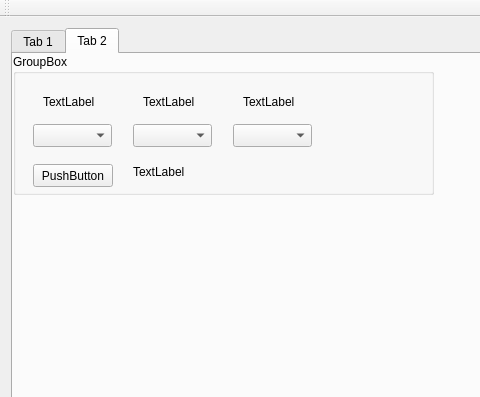
Before: the Qt Designer form hinai2_facebook_collaberative_filtering/mainwindow.ui in wildex999/hinai2_fb, drawn with Qt 5; both pictures show x 0 to 480 and y 0 to 397 of the 1304 by 805 pixel window.
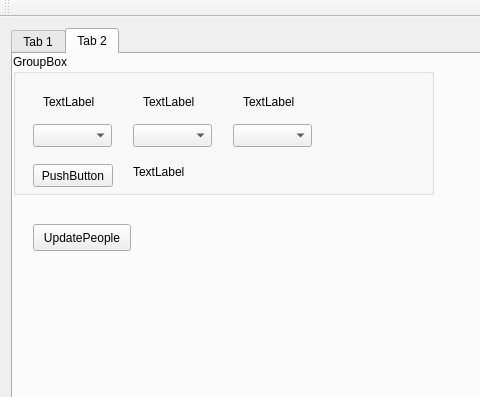
After: the same form once the commit is applied. The open tabs and pages were chosen to show the change.

```diff
--- a/hinai2_facebook_collaberative_filtering/mainwindow.ui
+++ b/hinai2_facebook_collaberative_filtering/mainwindow.ui
@@ -183,6 +183,19 @@
          </property>
         </widget>
        </widget>
+       <widget class="QPushButton" name="UpdatePeople">
+        <property name="geometry">
+         <rect>
+          <x>20</x>
+          <y>170</y>
+          <width>98</width>
+          <height>27</height>
+         </rect>
+        </property>
+        <property name="text">
+         <string>UpdatePeople</string>
+        </property>
+       </widget>
       </widget>
      </widget>
     </item>
```
Left out of the diff: 4 changed lines with no effect on the pictures.
